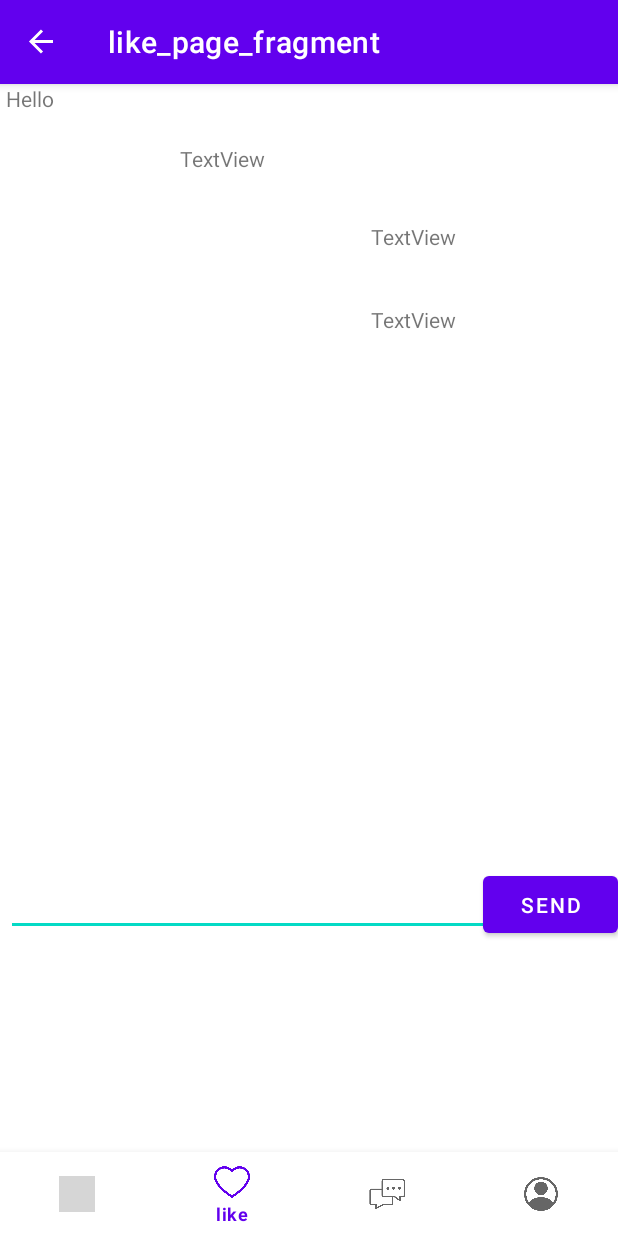
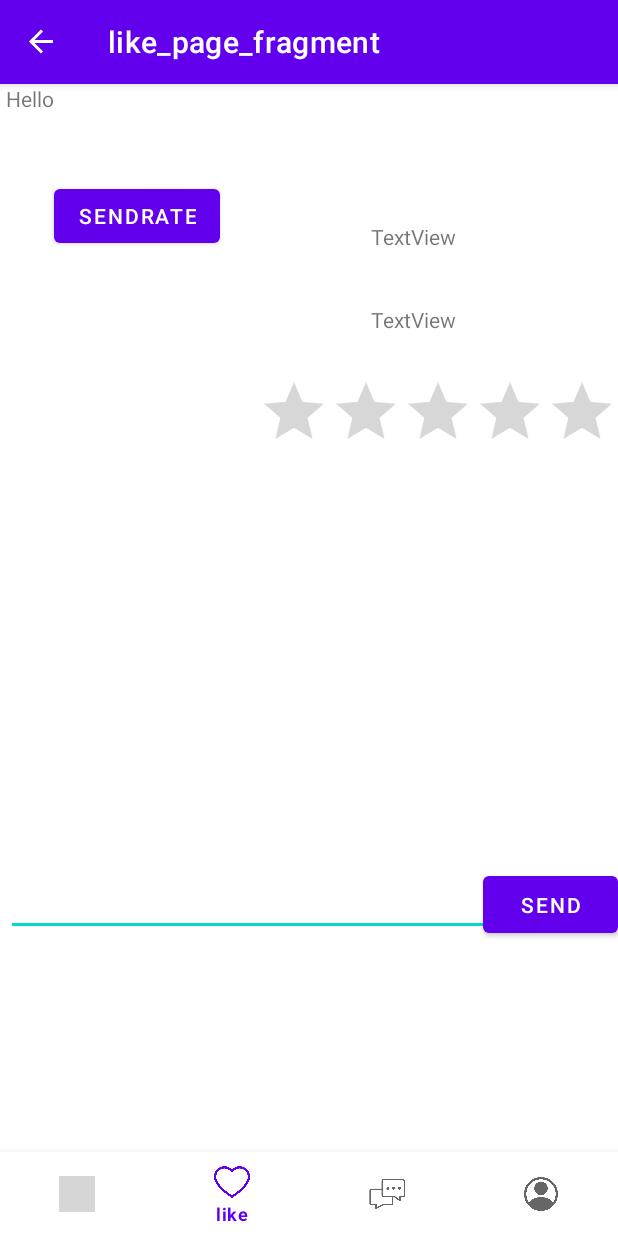
Before and after one commit to Asma-Almahdawi/Books, an Android app: the fragment BookDetailsFragment placed in its activity, item 2 of the bottom bar chosen, on a phone screen of 412 x 824 dp. Run offline under Robolectric (Android 15) with nearby library versions, the phone set to English and light mode, and no system bars; our stand-ins replace Firebase (no records; nobody signed in at launch, a user with empty details on screens opened directly), navigation-ui; libraries missing offline, so code that uses them is left out: com.squareup.okhttp; pictures from the network do not load; 3 statements that could not run were skipped; grey boxes are pictures that could not be loaded.

Commit message:
add rating

```diff
--- a/app/src/main/java/com/example/books/Book.kt
+++ b/app/src/main/java/com/example/books/Book.kt
@@ -1,7 +1,10 @@
 package com.example.books
 
+import android.media.Rating
 import com.example.books.commentFragment.Comment
+import com.example.books.database.RatingBook
 import java.util.*
+import kotlin.collections.HashMap
 
 data class Book(
 //    val bookFile:String="",
@@ -13,7 +16,10 @@
     var authorName:String="",
     var yearOfPublication:String="",
     var bookId :String="",
-    val comment :List<Comment> = listOf()
+    val comment :List<Comment> = listOf(),
+//    val rating: MutableMap<String, Float> = mutableMapOf(),
+    val rating: List<RatingBook> = listOf(),
+    var value :String=""
 //    val numberOfPages:String = ""
 
 ) {
--- a/app/src/main/java/com/example/books/commentFragment/Comment.kt
+++ b/app/src/main/java/com/example/books/commentFragment/Comment.kt
@@ -3,8 +3,8 @@
 import java.security.acl.Owner
 
 data class Comment(
-
-    var commentText :String = "",
+     var useraId :String="",
+    var commentText :String = ""
 
 ) {
 
--- a/app/src/main/java/com/example/books/fragments/bookdetails/BookDetailsFragment.kt
+++ b/app/src/main/java/com/example/books/fragments/bookdetails/BookDetailsFragment.kt
@@ -1,27 +1,23 @@
 package com.example.books.fragments.bookdetails
 
-import androidx.lifecycle.ViewModelProvider
 import android.os.Bundle
 import android.util.Log
-import androidx.fragment.app.Fragment
 import android.view.LayoutInflater
 import android.view.View
 import android.view.ViewGroup
-import androidx.lifecycle.Observer
+import androidx.fragment.app.Fragment
+import androidx.lifecycle.ViewModelProvider
 import androidx.lifecycle.lifecycleScope
 import androidx.navigation.fragment.navArgs
 import androidx.recyclerview.widget.LinearLayoutManager
 import androidx.recyclerview.widget.RecyclerView
 import coil.load
 import com.example.books.Book
-import com.example.books.R
 import com.example.books.commentFragment.Comment
+import com.example.books.database.RatingBook
 import com.example.books.databinding.CommentListItemBinding
 import com.example.books.databinding.FragmentBookDetailsBinding
-import com.example.books.fragments.homepagefragment.HomePageFragment
-import com.example.books.fragments.homepagefragment.HomePageViewModel
 import com.google.firebase.auth.FirebaseAuth
-import com.google.firebase.firestore.FieldValue
 import com.google.firebase.firestore.FirebaseFirestore
 import com.google.firebase.firestore.ktx.firestore
 import com.google.firebase.ktx.Firebase
@@ -41,6 +37,7 @@
     private val commentList = mutableListOf<Comment>()
     private val db = FirebaseFirestore.getInstance()
     val firestore= Firebase.firestore.collection("books")
+    var ratingAverage =0f
 
     private lateinit var auth: FirebaseAuth
 //    val firestore = Firebase.firestore.collection("books").whereEqualTo("bookId" ,book.bookId)
@@ -72,26 +69,133 @@
 
         lifecycleScope.launch(){
             book = bookDetailsViewModel.getBook(bookId) ?: Book()
+            binding.BookNameTv.setText(book.bookName)
             Log.d(TAG, "Book: $book")
         }.invokeOnCompletion {
             binding.commentRv.adapter=CommentAdapter(book.comment)
             Log.d(TAG, "onCreateView: ${book.comment}")
+            book.rating.forEach {
+
+                ratingAverage += it.userRating.toFloat()
+
+
+
+            }
+            ratingAverage =ratingAverage / book.rating.size
+            binding.ratingBar.rating = ratingAverage
+
         }
         binding.sendCommentBtn.setOnClickListener {
             val commentText =binding.commentTv.text.toString()
-            val comment = Comment(commentText)
+            val comment = Comment( useraId = auth.currentUser!!.uid, commentText)
 //            booksCollectionRef.document().update("books", FieldValue.arrayUnion(comment))
 //            bookId = args.bookId
             bookDetailsViewModel.addComment(comment,bookId)
 
         }
         binding.commentRv.layoutManager=LinearLayoutManager(context)
+//
+//          binding.ratingBar.rating = 1f
+        book = Book()
+//        bookDetailsViewModel.getRating(bookId,book.rating)
+
+        binding.ratingBar.setOnClickListener {
+
+
+
+        }
+
+//        binding.ratingBar.setOnRatingBarChangeListener { ratingBar, rating, fromUser ->
+//
+//            var total = 0.0
+//            var count = 0.0
+//            var average = 0.0
+//            total += rating;
+//            count += 1
+//            average=  total / count
+//            bookDetailsViewModel.getRating(bookId ,rating)
+//        }
+
+        binding.ratingBar.setOnRatingBarChangeListener { _, rating, _ ->
+
+            val ratingBook = RatingBook(userRating =rating.toString(), userId = auth.currentUser!!.uid )
+            bookDetailsViewModel.addBookRating(bookId,ratingBook)
+
+        }
+
+        binding.sendRate.setOnClickListener {
+
+
+
+////             binding.ratingBar.rating
+//
+//                 var rating = 0f
+//
+//            book.rating.forEach {
+//
+//                val count = 1f
+//                count+1
+//
+//              val average =  count/ binding.ratingBar.rating
+//
+//            }
+
+//            val rating =  mutableMapOf(auth.currentUser!!.uid to binding.ratingBar.rating)
+
+
+
+
+
+//          val bookRating: MutableList<Float> = bookDetailsViewModel.getBookRating(bookId).toMutableList()
+//            when(bookRating){
+//                null -> binding.ratingBar.rating = 5F
+//                else -> binding.ratingBar.rating = bookRating.sum().toFloat()/5
+//            }
+
+//            val userRating = binding.ratingBar.rating
+//            val ind = bookRating.size
+//            bookRating.add(userRating)
+//            var rating:MutableList<Float> = bookRating
+//            bookDetailsViewModel.getRating(bookId ,rating)
+
+
+//
+//book.rating.forEach {
+//    var count =0.1
+//        count += 1
+//
+//   val  average = count / binding.ratingBar.stepSize
+//
+//
+//}
+
+        }
+//        binding.ratingBar.rating = 5f
+//        binding.ratingBar.setOnRatingBarChangeListener { ratingBar, rating, fromUser ->
+//
+//            bookDetailsViewModel.rating()
+//
+//        }
+
 
 
         return binding.root
     }
 
 
+
+
+//    fun getRating(ratings: List<Rating> , book: Book):Float{
+//
+//        var count = 1f
+//        ratings.forEach{
+//
+//            count += it
+//            book.value= (count / ratings.size).toString()
+//        }
+//        return
+//
+//    }
 private inner class CommentHolder(val binding: CommentListItemBinding):RecyclerView.ViewHolder(binding.root){
     private lateinit var comment: Comment
 
--- a/app/src/main/res/layout/fragment_book_details.xml
+++ b/app/src/main/res/layout/fragment_book_details.xml
@@ -74,7 +74,27 @@
         android:id="@+id/commentRv"
         android:layout_width="409dp"
         android:layout_height="wrap_content"
-        android:layout_marginTop="12dp"
+        android:layout_marginTop="112dp"
+        app:layout_constraintStart_toStartOf="parent"
+        app:layout_constraintTop_toBottomOf="@+id/imageBookTv" />
+
+    <RatingBar
+        android:id="@+id/ratingBar"
+        android:layout_width="wrap_content"
+        android:layout_height="wrap_content"
+        android:layout_marginTop="28dp"
+
+        app:layout_constraintEnd_toEndOf="parent"
+        app:layout_constraintTop_toBottomOf="@+id/yearOfBookTv"
+        tools:ignore="SpeakableTextPresentCheck" />
+
+    <Button
+        android:id="@+id/sendRate"
+        android:layout_width="wrap_content"
+        android:layout_height="wrap_content"
+        android:layout_marginStart="32dp"
+        android:layout_marginTop="24dp"
+        android:text="sendRate"
         app:layout_constraintStart_toStartOf="parent"
         app:layout_constraintTop_toBottomOf="@+id/imageBookTv" />
 
--- a/app/src/main/res/navigation/navigation.xml
+++ b/app/src/main/res/navigation/navigation.xml
@@ -3,7 +3,7 @@
     xmlns:app="http://schemas.android.com/apk/res-auto"
     xmlns:tools="http://schemas.android.com/tools"
     android:id="@+id/navigation"
-    app:startDestination="@id/navigation_home">
+    app:startDestination="@id/loginFragment">
 
     <fragment
         android:id="@+id/navigation_home"
```
Also changed, not shown: app/src/main/java/com/example/books/database/BookDatabaseRepo.kt (+61 -2 lines), app/src/main/java/com/example/books/database/RatingBook.kt (added, +13 -0 lines), app/src/main/java/com/example/books/fragments/bookdetails/BookDetailsViewModel.kt (+17 -1 lines), app/src/main/res/layout/home_page_fragment.xml (+7 -1 lines).
